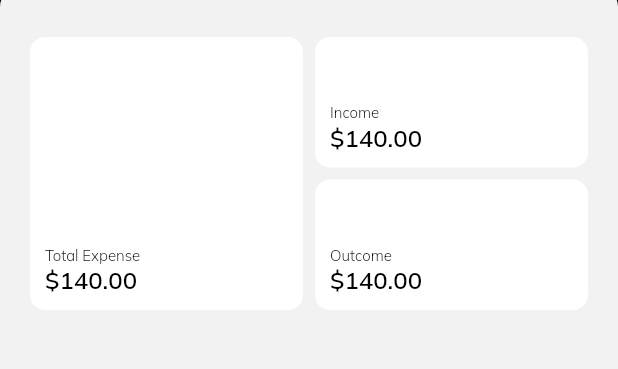
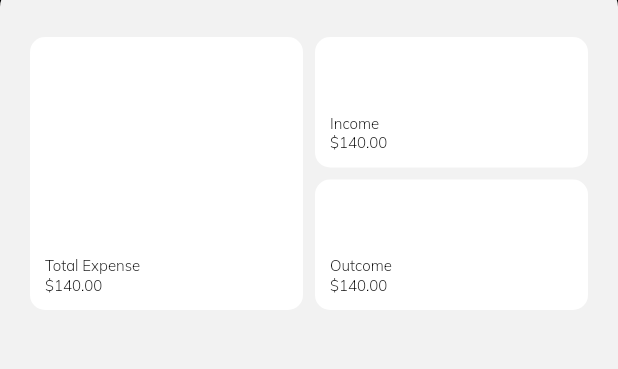
Before and after one commit to aliazimoshan/dongi, a Flutter app: the HomePage screen opened directly, on a phone screen of 412 x 824 dp, the part 98-467 px from its top. Run offline on Flutter 3.47's test engine with Material 2 defaults, Android fonts, the phone set to English and light mode, and no system bars; our stand-ins replace hooks_riverpod.

Commit message:
adding material design type system

```diff
--- a/lib/app/home/home_widget.dart
+++ b/lib/app/home/home_widget.dart
@@ -35,11 +35,11 @@ class HomeWidget {
           children: [
             Text(
               "Total Expense",
-              style: FontConfig.p3(),
+              style: FontConfig.overline(),
             ),
             Text(
               "\$140.00",
-              style: FontConfig.h3(),
+              style: FontConfig.overline(),
             ),
           ],
         ),
@@ -58,11 +58,11 @@ class HomeWidget {
               children: [
                 Text(
                   "Income",
-                  style: FontConfig.p3(),
+                  style: FontConfig.overline(),
                 ),
                 Text(
                   "\$140.00",
-                  style: FontConfig.h3(),
+                  style: FontConfig.overline(),
                 ),
               ],
             ),
@@ -83,11 +83,11 @@ class HomeWidget {
               children: [
                 Text(
                   "Outcome",
-                  style: FontConfig.p3(),
+                  style: FontConfig.overline(),
                 ),
                 Text(
                   "\$140.00",
-                  style: FontConfig.h3(),
+                  style: FontConfig.overline(),
                 ),
               ],
             ),
--- a/lib/app/onboarding/onboarding_page.dart
+++ b/lib/app/onboarding/onboarding_page.dart
@@ -59,11 +59,11 @@ class OnboardingPage extends ConsumerWidget with OnboardingWidget {
                     children: [
                       Text(
                         onboardingContents[index].title,
-                        style: FontConfig.h1(),
+                        style: FontConfig.h4(),
                       ),
                       Text(
                         onboardingContents[index].desc,
-                        style: FontConfig.p1(),
+                        style: FontConfig.h6(),
                       ),
                       animatedDots(index, currentPage),
                       actionButtons(context, index, _controller)
--- a/lib/constants/font_config.dart
+++ b/lib/constants/font_config.dart
@@ -1,44 +1,50 @@
 import 'package:flutter/material.dart';
 
 class FontConfig {
-  static TextStyle h1() => const TextStyle(
+  static TextStyle h4({Color? color}) => const TextStyle(
         fontFamily: "Mulish",
-        fontWeight: FontWeight.w700,
-        fontSize: 24,
+        fontWeight: FontWeight.w200,
+        fontSize: 34,
         color: Colors.black,
       );
-
-  static TextStyle h2() => const TextStyle(
+  static TextStyle h6({Color? color}) => const TextStyle(
         fontFamily: "Mulish",
-        fontWeight: FontWeight.w600,
+        fontWeight: FontWeight.w200,
         fontSize: 20,
         color: Colors.black,
       );
 
-  static TextStyle h3() => const TextStyle(
+  static TextStyle body1({Color? color}) => TextStyle(
         fontFamily: "Mulish",
-        fontWeight: FontWeight.w600,
+        fontWeight: FontWeight.w200,
         fontSize: 16,
-        color: Colors.black,
+        color: color ?? Colors.black,
       );
 
-  static TextStyle p1({Color? color}) => TextStyle(
+  static TextStyle body2({Color? color}) => TextStyle(
         fontFamily: "Mulish",
-        fontWeight: FontWeight.w400,
+        fontWeight: FontWeight.w200,
         fontSize: 14,
         color: color ?? Colors.black,
       );
 
-  static TextStyle p2() => const TextStyle(
+  static TextStyle button({Color? color}) => TextStyle(
         fontFamily: "Mulish",
         fontWeight: FontWeight.w300,
-        fontSize: 16,
+        fontSize: 14,
+        color: color ?? Colors.black,
+      );
+
+  static TextStyle caption() => const TextStyle(
+        fontFamily: "Mulish",
+        fontWeight: FontWeight.w100,
+        fontSize: 12,
         color: Colors.black,
       );
 
-  static TextStyle p3() => const TextStyle(
+  static TextStyle overline() => const TextStyle(
         fontFamily: "Mulish",
-        fontWeight: FontWeight.w400,
+        fontWeight: FontWeight.w100,
         fontSize: 10,
         color: Colors.black,
       );
--- a/lib/main.dart
+++ b/lib/main.dart
@@ -25,7 +25,7 @@ class MyApp extends ConsumerWidget {
         scaffoldBackgroundColor: ColorConfig.background,
       ),
       debugShowCheckedModeBanner: false,
-      home: RegisterPage(),
+      home: OnboardingPage(),
     );
   }
 }
--- a/lib/widgets/button/button.dart
+++ b/lib/widgets/button/button.dart
@@ -40,7 +40,7 @@ class ButtonWidget extends StatelessWidget {
         ),
         child: Text(
           title,
-          style: FontConfig.p1(color: textColor),
+          style: FontConfig.h6(color: textColor),
         ),
       ),
     );
```
